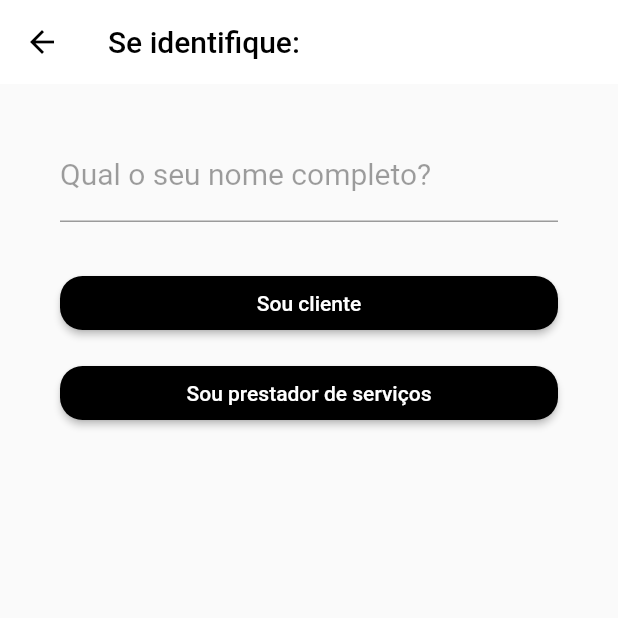
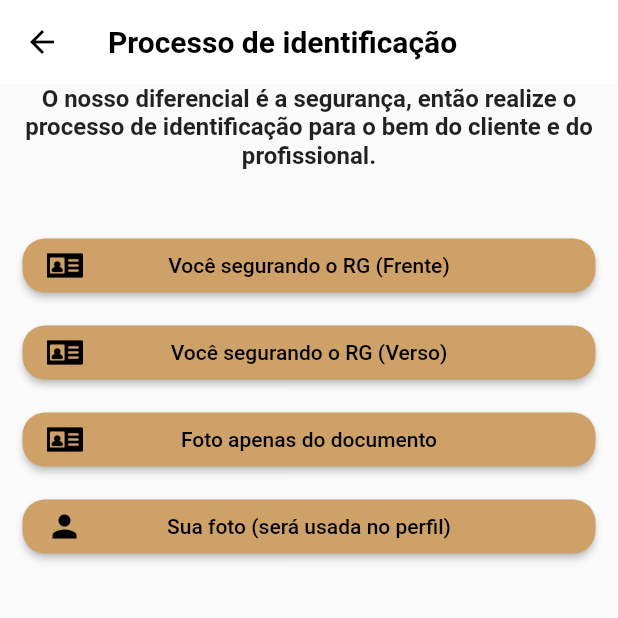
Before and after one commit to PedroLucasFernandes/conserta-ja, a Flutter app: the Name screen opened by its route, after a tap on "Sou cliente", on a phone screen of 412 x 824 dp, the top half of it. Run offline on Flutter 3.47's test engine with Material 2 defaults, Android fonts, the phone set to English and light mode, and no system bars; our stand-ins replace camera.

Commit message:
feat: add documents page

```diff
--- a/lib/main.dart
+++ b/lib/main.dart
@@ -1,3 +1,4 @@
+import 'package:conserta_ja/pages/documents.dart';
 import 'package:conserta_ja/pages/emailsignup.dart';
 import 'package:conserta_ja/pages/loginpage.dart';
 import 'package:conserta_ja/pages/name.dart';
@@ -14,9 +15,10 @@ class MyApp extends StatelessWidget {
       initialRoute: "/loginpage",
       routes: {
         "/loginpage" : (context) => LoginPage(),
-        "/emailsignup" :(context) => EmailSignup(),
-        "/phonesignup" :(context) => PhoneSignup(),
-        "/name" :(context) => Name(),
+        "/emailsignup" : (context) => EmailSignup(),
+        "/phonesignup" : (context) => PhoneSignup(),
+        "/name" : (context) => Name(),
+        "/documents" : (context) => Documents()
       },
       title: "Conserta Já!",
       debugShowCheckedModeBanner: false,
--- /dev/null
+++ b/lib/pages/documents.dart
@@ -0,0 +1,228 @@
+import 'package:flutter/material.dart';
+import 'package:camera/camera.dart';
+
+class Documents extends StatefulWidget {
+  @override
+  _DocumentsState createState() => _DocumentsState();
+}
+
+class _DocumentsState extends State<Documents> {
+  late CameraController _controller;
+  late List<CameraDescription> cameras;
+
+  @override
+  void initState() {
+    super.initState();
+    // Inicialize a câmera
+    availableCameras().then((availableCameras) {
+      cameras = availableCameras;
+      if (cameras.isNotEmpty) {
+        _controller = CameraController(cameras[0], ResolutionPreset.medium);
+        _controller.initialize().then((_) {
+          if (!mounted) {
+            return;
+          }
+          setState(() {});
+        });
+      }
+    });
+  }
+
+  @override
+  void dispose() {
+    _controller?.dispose();
+    super.dispose();
+  }
+
+  @override
+  Widget build(BuildContext context) {
+    return Scaffold(
+      appBar: AppBar(
+        elevation: 0,
+        backgroundColor: Colors.white,
+        title: Text(
+          "Processo de identificação",
+          style: TextStyle(
+            fontWeight: FontWeight.bold
+          ),
+        ),
+      ),
+      body: Container(
+        padding: EdgeInsets.only(
+          left: 15,
+          right: 15,
+        ),
+        child: ListView(
+          children : <Widget>[
+            Text(
+              "O nosso diferencial é a segurança, então realize o processo de identificação para o bem do cliente e do profissional.",
+              textAlign: TextAlign.center,
+              style: TextStyle(
+                fontWeight: FontWeight.bold,
+                fontSize: 16,
+              ),
+            ),
+            SizedBox(
+              height: 40,
+            ),
+            ElevatedButton(
+              child: Row(
+                mainAxisAlignment: MainAxisAlignment.spaceBetween,
+                children: [
+                Row(
+                  children: [
+                    Image.asset(
+                      'assets/documento.png',
+                      height: 24,
+                      width: 24,
+                    ),
+                    SizedBox(width: 8),
+                  ],
+                ),
+                Text(
+                  "Você segurando o RG (Frente)",
+                ),
+                SizedBox(width: 32),
+              ],
+            ),
+              onPressed: () {
+                if (_controller != null && _controller.value.isInitialized) {
+                  Navigator.push(
+                    context,
+                    MaterialPageRoute(
+                      builder: (context) => CameraPreview(_controller),
+                    ),
+                  );
+                }
+              },
+              style: ButtonStyle(
+                shape: MaterialStatePropertyAll(
+                  RoundedRectangleBorder(
+                    borderRadius: BorderRadius.circular(15),
+                  ),
+                ),
+              ),
+            ),
+            SizedBox(height: 10,),
+            ElevatedButton(
+              child: Row(
+                mainAxisAlignment: MainAxisAlignment.spaceBetween,
+                children: [
+                Row(
+                  children: [
+                    Image.asset(
+                      'assets/documento.png',
+                      height: 24,
+                      width: 24,
+                    ),
+                    SizedBox(width: 8),
+                  ],
+                ),
+                Text(
+                  "Você segurando o RG (Verso)",
+                ),
+                SizedBox(width: 32),
+              ],
+            ),
+              onPressed: () {
+                if (_controller != null && _controller.value.isInitialized) {
+                  Navigator.push(
+                    context,
+                    MaterialPageRoute(
+                      builder: (context) => CameraPreview(_controller),
+                    ),
+                  );
+                }
+              },
+              style: ButtonStyle(
+                shape: MaterialStatePropertyAll(
+                  RoundedRectangleBorder(
+                    borderRadius: BorderRadius.circular(15),
+                  ),
+                ),
+              ),
+            ),
+            SizedBox(height: 10,),
+            ElevatedButton(
+              child: Row(
+                mainAxisAlignment: MainAxisAlignment.spaceBetween,
+                children: [
+                Row(
+                  children: [
+                    Image.asset(
+                      'assets/documento.png',
+                      height: 24,
+                      width: 24,
+                    ),
+                    SizedBox(width: 8),
+                  ],
+                ),
+                Text(
+                  "Foto apenas do documento",
+                ),
+                SizedBox(width: 32),
+              ],
+            ),
+              onPressed: () {
+                if (_controller != null && _controller.value.isInitialized) {
+                  Navigator.push(
+                    context,
+                    MaterialPageRoute(
+                      builder: (context) => CameraPreview(_controller),
+                    ),
+                  );
+                }
+              },
+              style: ButtonStyle(
+                shape: MaterialStatePropertyAll(
+                  RoundedRectangleBorder(
+                    borderRadius: BorderRadius.circular(15),
+                  ),
+                ),
+              ),
+            ),
+            SizedBox(height: 10,),
+            ElevatedButton(
+              child: Row(
+                mainAxisAlignment: MainAxisAlignment.spaceBetween,
+                children: [
+                Row(
+                  children: [
+                    Image.asset(
+                      'assets/perfil.png',
+                      height: 24,
+                      width: 24,
+                    ),
+                    SizedBox(width: 8),
+                  ],
+                ),
+                Text(
+                  "Sua foto (será usada no perfil)",
+                ),
+                SizedBox(width: 32),
+              ],
+            ),
+              onPressed: () {
+                if (_controller != null && _controller.value.isInitialized) {
+                  Navigator.push(
+                    context,
+                    MaterialPageRoute(
+                      builder: (context) => CameraPreview(_controller),
+                    ),
+                  );
+                }
+              },
+              style: ButtonStyle(
+                shape: MaterialStatePropertyAll(
+                  RoundedRectangleBorder(
+                    borderRadius: BorderRadius.circular(15),
+                  ),
+                ),
+              ),
+            ),
+          ],
+        ),
+      ),
+    );
+  }
+}
--- a/lib/pages/name.dart
+++ b/lib/pages/name.dart
@@ -46,7 +46,7 @@ class Name extends StatelessWidget {
                 ),
               ),
               onPressed: () {
-
+                  Navigator.pushNamed(context, "/documents");
               },
             ),
             SizedBox(height: 12,),
@@ -66,7 +66,7 @@ class Name extends StatelessWidget {
                 ),
               ),
               onPressed: () {
-
+                  Navigator.pushNamed(context, "/documents");
               },
             ),
           ],
--- a/pubspec.yaml
+++ b/pubspec.yaml
@@ -11,6 +11,7 @@ dependencies:
     sdk: flutter  # A definição do SDK do Flutter deve estar apenas aqui
   flutter_svg: ^2.0.7
   cupertino_icons: ^1.0.2
+  camera: ^0.10.5+5
 
 dev_dependencies:
   flutter_test:
@@ -26,3 +27,5 @@ flutter:
     - assets/facebook.png
     - assets/telefone.png
     - assets/header.jpg
+    - assets/documento.png
+    - assets/perfil.png
```
Also changed, not shown: assets/documento.png (added), assets/perfil.png (added), pubspec.lock, 1 other file.
